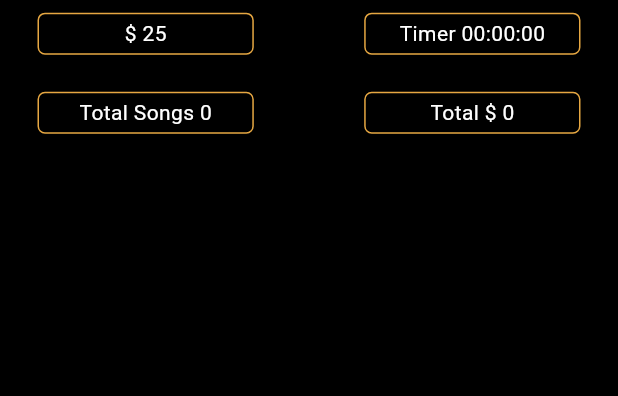
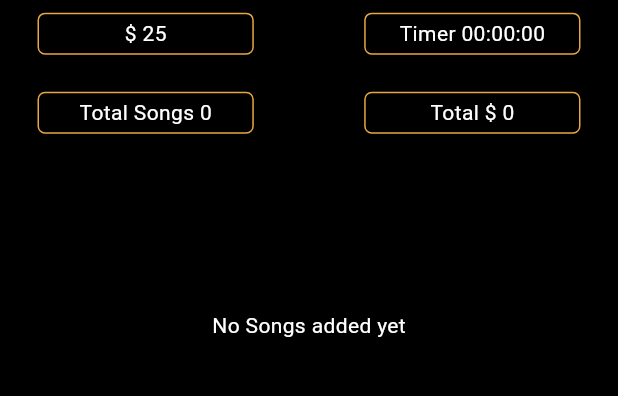
Before and after one commit to yashithasahan/Candela-Mobile, a Flutter app: the TimerScreen screen opened directly, on a phone screen of 412 x 824 dp, the part 492-888 px from its top. Run offline on Flutter 3.47's test engine with Material 3 defaults, Android fonts, the phone set to English and light mode, and no system bars; our stand-ins replace cloud_firestore, firebase_auth, firebase_core, firebase_storage, flutter_form_builder, flutter_svg and 5 more; missing offline and left inert: flutter_stripe, form_builder_phone_field; accounts and stored records are empty; project files that could hold a hidden picture were left out.

Commit message:
code optimize

```diff
--- a/lib/src/constants/constants.dart
+++ b/lib/src/constants/constants.dart
@@ -22,6 +22,7 @@ const mainNotes = 'assets/images/svg/main_notes.svg';
 const s1 = 'assets/images/s1.png';
 const s2 = 'assets/images/s2.png';
 const s3 = 'assets/images/s3.png';
+const s4 = 'assets/images/newdjsong image.webp';
 
 // constrains
 const mainPadding = 25.0;
--- a/lib/src/features/home/controllers/timer_controller.dart
+++ b/lib/src/features/home/controllers/timer_controller.dart
@@ -1,3 +1,4 @@
+import 'package:candela_maker/src/features/home/models/song_model.dart';
 import 'package:get/get.dart';
 
 class TimerController extends GetxController {
@@ -9,5 +10,5 @@ class TimerController extends GetxController {
   RxBool secondryBackgorund = false.obs;
   RxInt totalAmout = 0.obs;
   RxBool isSongCountByTime = false.obs;
-  RxList songList = [].obs;
+  RxList songList = <SongModel>[].obs;
 }
--- a/lib/src/features/home/timer_screen.dart
+++ b/lib/src/features/home/timer_screen.dart
@@ -42,7 +42,7 @@ class TimerScreen extends StatelessWidget {
               flex: 2,
               child: Container(
                 padding: const EdgeInsets.all(secondaryPadding),
-                child: SongList(),
+                child: const SongList(),
               )),
         ],
       )),
--- a/lib/src/features/home/widgets/song_timer.dart
+++ b/lib/src/features/home/widgets/song_timer.dart
@@ -367,10 +367,9 @@ class _SongTimerState extends State<SongTimer> {
         songdate: today,
         totalSongs: '',
       );
-      timerController.songList.value.add(songs);
+      timerController.songList.add(songs);
       await FireStoreService().addSongs(songs, user);
       Fluttertoast.showToast(msg: "song-data-save-alert".tr);
-      print(timerController.songList.value);
     } catch (e) {
       if (kDebugMode) {
         print(e);
--- a/lib/src/features/home/widgets/songs_list.dart
+++ b/lib/src/features/home/widgets/songs_list.dart
@@ -16,16 +16,23 @@ class _SongListState extends State<SongList> {
 
   @override
   Widget build(BuildContext context) {
-    final songList = timerController.songList.value;
+    return Obx(() {
+      final songList = timerController.songList;
 
-    return ListView.builder(
-      itemCount: songList.length,
-      itemBuilder: (context, index) {
-        return const SongCard(icon: s1);
-      },
+      if (songList.isNotEmpty) {
+        return ListView.builder(
+          itemCount: songList.length,
+          itemBuilder: (context, index) {
+            return SongCard(song: songList[index], index: index, icon: s4);
+          },
+        );
+} else {
+        return const Text(
+          "No Songs added yet",
+          style: TextStyle(color: kTextColor),
+        );
+      }
 
-    );
-
-
+    });
   }
 }
--- a/lib/src/features/profile/profile_screen.dart
+++ b/lib/src/features/profile/profile_screen.dart
@@ -36,7 +36,7 @@ class _ProfileState extends State<Profile> {
               Column(
                 children: [
                   const Text(
-                    "Well Come",
+                    "Welcome",
                     style: TextStyle(
                         fontSize: 40,
                         fontWeight: FontWeight.w800,
--- a/lib/src/features/vip_report/vip_report_screen.dart
+++ b/lib/src/features/vip_report/vip_report_screen.dart
@@ -535,7 +535,7 @@ class _VIPReportScreenState extends State<VIPReportScreen> {
                                   vipPaymentController.isCustomSearch.value =
                                       false;
                                 },
-                                width: 0.4),
+                                width: 0.6),
                           ),
                           const SizedBox(
                             height: 20,
--- a/lib/src/features/vip_report/widgets/date_time_range.dart
+++ b/lib/src/features/vip_report/widgets/date_time_range.dart
@@ -86,7 +86,7 @@ class _DateAndTimeRangePickerFormState
                       print(_formKey.currentState!.value);
                     }
                   },
-                  width: 0.4),
+                  width: 0.6),
             ],
           ),
         ),
--- a/pubspec.yaml
+++ b/pubspec.yaml
@@ -28,6 +28,7 @@ dependencies:
   http: ^1.2.0
   equatable: ^2.0.5
   intl: ^0.18.1
+  change_app_package_name: ^1.1.0
 
 dev_dependencies:
   flutter_test:
```
Also changed, not shown: lib/src/features/home/widgets/song_card.dart (+29 -17 lines), assets/images/newdjsong image.webp (added), pubspec.lock, 5 other files.
